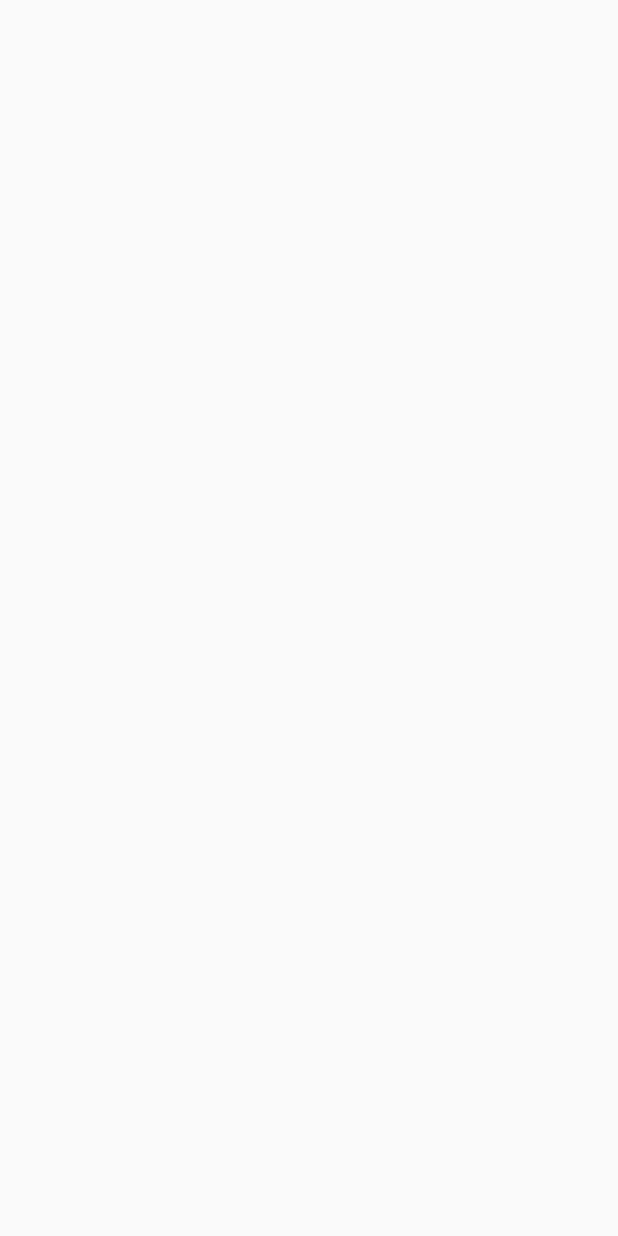
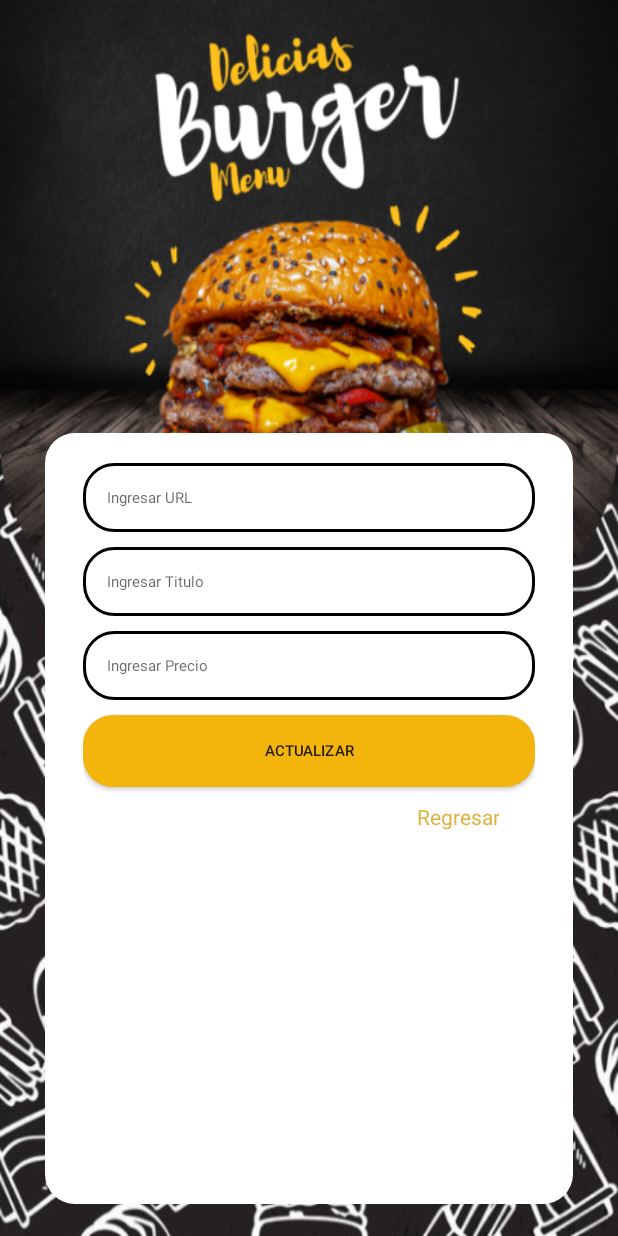
Before and after one commit to CesarAugusto213/Delicias, an Android app: the ActualizarActivity screen opened directly, with no data from a screen before it, on a phone screen of 412 x 824 dp. Before the commit the screen is empty. Run offline under Robolectric (Android 15) with nearby library versions, the phone set to English and light mode, and no system bars; 5 statements that could not run were skipped.

Commit message:
Add -> Actualizar

```diff
--- a/app/src/main/java/com/cibertec/delicias/ActualizarActivity.java
+++ b/app/src/main/java/com/cibertec/delicias/ActualizarActivity.java
@@ -2,13 +2,74 @@ package com.cibertec.delicias;
 
 import androidx.appcompat.app.AppCompatActivity;
 
+import android.content.Intent;
 import android.os.Bundle;
+import android.view.View;
+import android.widget.Button;
+import android.widget.EditText;
+import android.widget.Toast;
+
+import com.cibertec.delicias.dao.ProductoDAO;
+import com.cibertec.delicias.models.Producto;
+
+import java.util.Objects;
 
 public class ActualizarActivity extends AppCompatActivity {
+
+    EditText url;
+    EditText title;
+    EditText cost;
+    Button btnActualizar;
+    private Producto producto;
+    private ProductoDAO productoDAO;
 
     @Override
     protected void onCreate(Bundle savedInstanceState) {
         super.onCreate(savedInstanceState);
         setContentView(R.layout.activity_actualizar);
+
+        productoDAO = new ProductoDAO(this);
+
+        Integer id = Objects.requireNonNull(getIntent().getExtras()).getInt("id");
+        url = findViewById(R.id.txtUrlUpdate);
+        title = findViewById(R.id.txtTitleUpdate);
+        cost = findViewById(R.id.txtCostUpdate);
+
+        btnActualizar = findViewById(R.id.btnActualizar);
+
+        producto = productoDAO.findProd(id);
+
+        url.setText(producto.getUrl());
+        title.setText(producto.getTitle());
+        cost.setText(producto.getCost());
+
+        btnActualizar.setOnClickListener(new View.OnClickListener() {
+            @Override
+            public void onClick(View v) {
+                String urlS = url.getText().toString();
+                String titleS = cost.getText().toString(); //No se que pasa pero funciona
+                String costS = title.getText().toString(); //No se que pasa pero funciona
+
+                producto.setUrl(urlS);
+                producto.setTitle(titleS);
+                producto.setCost(costS);
+
+                boolean value = productoDAO.editProd(producto);
+
+                if(value == true){
+                    Toast.makeText(ActualizarActivity.this, "Producto actualizado con exito", Toast.LENGTH_LONG).show();
+                    startActivity(new Intent(ActualizarActivity.this, ContainerActivity.class));
+                } else {
+                    Toast.makeText(ActualizarActivity.this, "Error al actualizar producto", Toast.LENGTH_LONG).show();
+                }
+
+            }
+        });
+
     }
+
+    public void goContainer(View view){
+        startActivity(new Intent(this, ContainerActivity.class));
+    }
+
 }
--- a/app/src/main/res/layout/activity_actualizar.xml
+++ b/app/src/main/res/layout/activity_actualizar.xml
@@ -1,9 +1,87 @@
 <?xml version="1.0" encoding="utf-8"?>
-<androidx.constraintlayout.widget.ConstraintLayout xmlns:android="http://schemas.android.com/apk/res/android"
+<androidx.coordinatorlayout.widget.CoordinatorLayout xmlns:android="http://schemas.android.com/apk/res/android"
     xmlns:app="http://schemas.android.com/apk/res-auto"
     xmlns:tools="http://schemas.android.com/tools"
     android:layout_width="match_parent"
     android:layout_height="match_parent"
+    android:background="@drawable/background"
     tools:context=".ActualizarActivity">
 
-</androidx.constraintlayout.widget.ConstraintLayout>
+
+    <LinearLayout
+        android:layout_width="match_parent"
+        android:layout_height="match_parent"
+        android:orientation="vertical"
+        android:weightSum="1">
+
+        <LinearLayout
+            android:layout_width="match_parent"
+            android:layout_height="match_parent"
+            android:layout_weight="0.65" />
+
+        <LinearLayout
+            android:layout_width="match_parent"
+            android:layout_height="match_parent"
+            android:layout_marginHorizontal="30dp"
+            android:layout_marginBottom="22dp"
+            android:layout_weight="0.35"
+            android:background="@drawable/area_background"
+            android:orientation="vertical"
+            android:paddingHorizontal="25dp"
+            android:paddingTop="20dp">
+
+            <EditText
+                android:id="@+id/txtUrlUpdate"
+                android:layout_width="match_parent"
+                android:layout_height="wrap_content"
+                android:layout_marginBottom="10dp"
+                android:background="@drawable/box_text"
+                android:hint="Ingresar URL"
+                android:padding="16dp"
+                android:textSize="10sp" />
+
+            <EditText
+                android:id="@+id/txtCostUpdate"
+                android:layout_width="match_parent"
+                android:layout_height="wrap_content"
+                android:layout_marginBottom="10dp"
+                android:background="@drawable/box_text"
+                android:hint="Ingresar Titulo"
+                android:padding="16dp"
+                android:textSize="10sp" />
+
+            <EditText
+                android:id="@+id/txtTitleUpdate"
+                android:layout_width="match_parent"
+                android:layout_height="wrap_content"
+                android:layout_marginBottom="10dp"
+                android:background="@drawable/box_text"
+                android:hint="Ingresar Precio"
+                android:padding="16dp"
+                android:textSize="10sp" />
+
+            <Button
+                android:id="@+id/btnActualizar"
+                android:layout_width="match_parent"
+                android:layout_height="wrap_content"
+                android:background="@drawable/button_rounded"
+                android:text="Actualizar"
+                android:textSize="10sp" />
+
+            <TextView
+                android:id="@+id/returnToContainer"
+                android:textAlignment="viewEnd"
+                android:layout_width="match_parent"
+                android:layout_height="wrap_content"
+                android:layout_margin="10dp"
+                android:paddingRight="14dp"
+                android:text="Regresar"
+                android:onClick="goContainer"
+                android:textColor="@color/teal_700"
+                android:textSize="14sp"/>
+
+        </LinearLayout>
+
+    </LinearLayout>
+
+</androidx.coordinatorlayout.widget.CoordinatorLayout>
--- a/app/src/main/res/layout/activity_registrar.xml
+++ b/app/src/main/res/layout/activity_registrar.xml
@@ -16,14 +16,14 @@
         <LinearLayout
             android:layout_width="match_parent"
             android:layout_height="match_parent"
-            android:layout_weight="0.75" />
+            android:layout_weight="0.65" />
 
         <LinearLayout
             android:layout_width="match_parent"
             android:layout_height="match_parent"
             android:layout_marginHorizontal="30dp"
             android:layout_marginBottom="22dp"
-            android:layout_weight="0.25"
+            android:layout_weight="0.35"
             android:background="@drawable/area_background"
             android:orientation="vertical"
             android:paddingHorizontal="25dp"
```
Also changed, not shown: app/src/main/java/com/cibertec/delicias/dao/ProductoDAO.java (+11 -4 lines).
